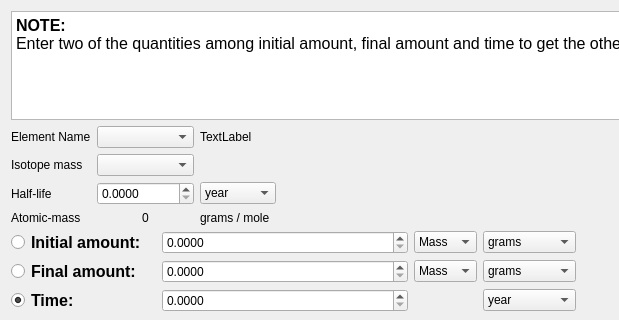
KDE/kalzium, file src/calculator/nuclearCalculator.ui: the form before one commit; both pictures show x 0 to 619 and y 0 to 320 of the 832 by 573 pixel window.
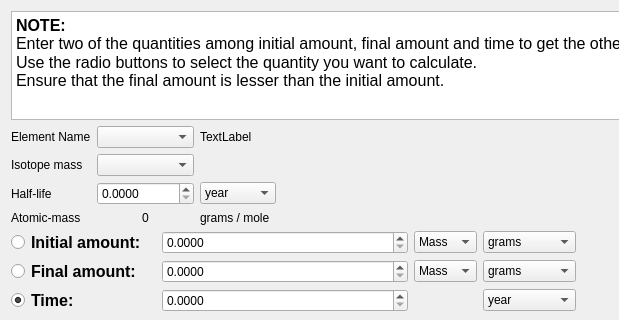
The form after the commit. Custom widgets are drawn as their Qt base class.

What changed in the file:
```diff
--- a/src/calculator/nuclearCalculator.ui
+++ b/src/calculator/nuclearCalculator.ui
@@ -24,7 +24,8 @@
 &lt;html&gt;&lt;head&gt;&lt;meta name=&quot;qrichtext&quot; content=&quot;1&quot; /&gt;&lt;style type=&quot;text/css&quot;&gt;
 p, li { white-space: pre-wrap; }
 &lt;/style&gt;&lt;/head&gt;&lt;body style=&quot; font-family:'Sans'; font-size:10pt; font-weight:400; font-style:normal;&quot;&gt;
-&lt;p style=&quot; margin-top:0px; margin-bottom:0px; margin-left:0px; margin-right:0px; -qt-block-indent:0; text-indent:0px;&quot;&gt;&lt;span style=&quot; font-family:'DejaVu Sans'; font-size:12pt; font-weight:600;&quot;&gt;NOTE:&lt;br /&gt;&lt;/span&gt;&lt;span style=&quot; font-family:'DejaVu Sans'; font-size:12pt;&quot;&gt;Enter two of the quantities among initial amount, final amount and time to get the other quantity.&lt;/span&gt;&lt;/p&gt;&lt;/body&gt;&lt;/html&gt;</string>
+&lt;p style=&quot; margin-top:0px; margin-bottom:0px; margin-left:0px; margin-right:0px; -qt-block-indent:0; text-indent:0px;&quot;&gt;&lt;span style=&quot; font-family:'DejaVu Sans'; font-size:12pt; font-weight:600;&quot;&gt;NOTE:&lt;br /&gt;&lt;/span&gt;&lt;span style=&quot; font-family:'DejaVu Sans'; font-size:12pt;&quot;&gt;Enter two of the quantities among initial amount, final amount and time to get the other quantity.&lt;/span&gt;&lt;/p&gt;
+&lt;p style=&quot; margin-top:0px; margin-bottom:0px; margin-left:0px; margin-right:0px; -qt-block-indent:0; text-indent:0px;&quot;&gt;&lt;span style=&quot; font-family:'DejaVu Sans'; font-size:12pt;&quot;&gt;Use the radio buttons to select the quantity you want to calculate.&lt;br /&gt;Ensure that the final amount is lesser than the initial amount.&lt;/span&gt;&lt;/p&gt;&lt;/body&gt;&lt;/html&gt;</string>
      </property>
     </widget>
    </item>
```
